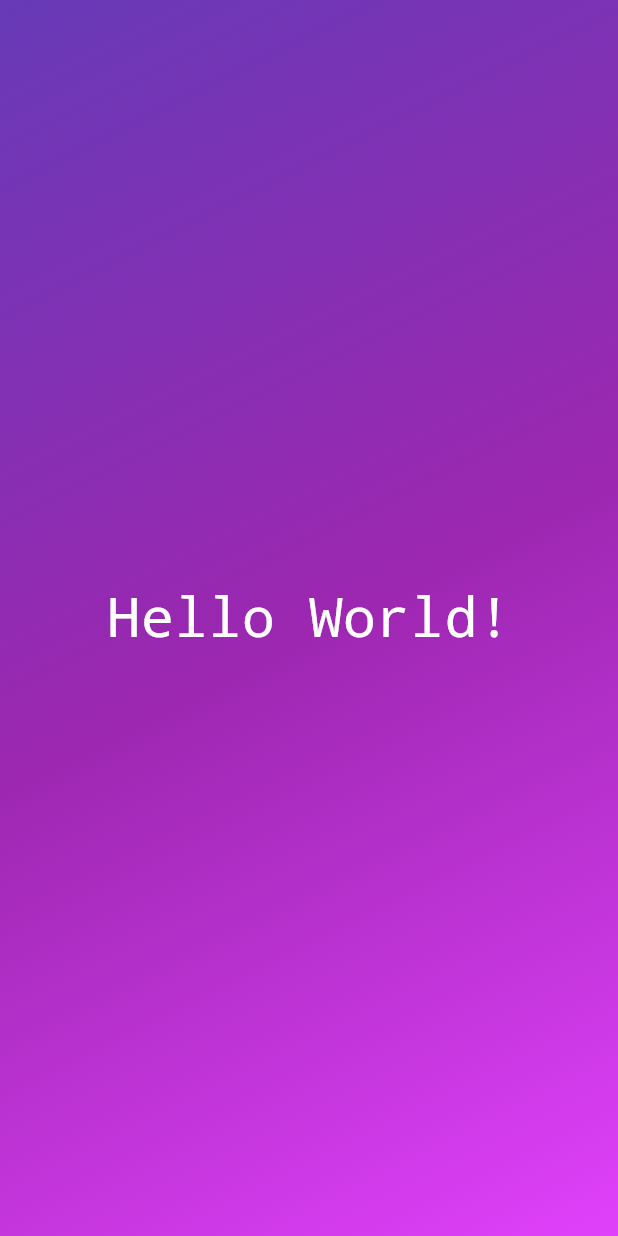
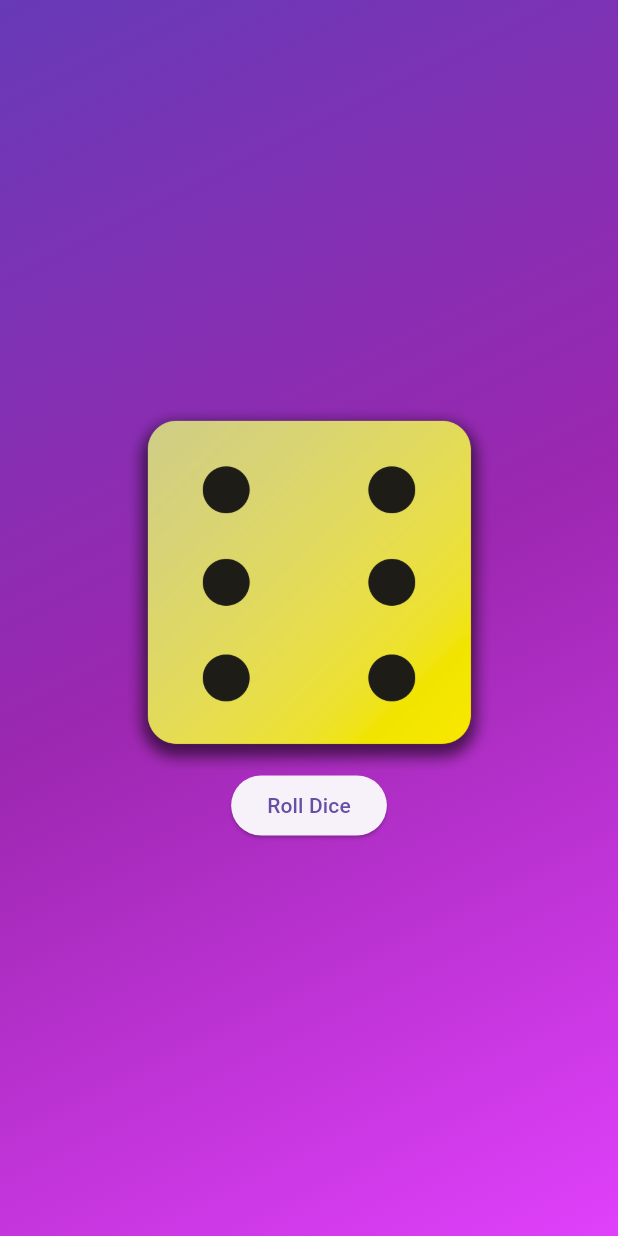
Before and after one commit to NETOXSreserva/dice_app, a Flutter app: the screen it shows after launch, on a phone screen of 412 x 824 dp. Run offline on Flutter 3.47's test engine with Material 3 defaults, Android fonts, the phone set to English and light mode, and no system bars.

Commit message:
button added

```diff
--- a/lib/gradient_container.dart
+++ b/lib/gradient_container.dart
@@ -1,5 +1,4 @@
 import 'package:flutter/material.dart';
-import 'package:first_app/styled_text.dart';
 
 const startAlignment = Alignment.topLeft;
 const endAlignment = Alignment.bottomRight;
@@ -7,6 +6,10 @@ const endAlignment = Alignment.bottomRight;
 class GradientContainer extends StatelessWidget {
   const GradientContainer(this.colors, {super.key});
   final List<Color> colors;
+
+  void rollDice() {
+
+  }
 
   @override
   Widget build(BuildContext context) {
@@ -18,8 +21,20 @@ class GradientContainer extends StatelessWidget {
           end: endAlignment,
         ),
       ),
-      child: const Center(
-        child: StyledText('Hello World!'),
+      child: Center(
+        child: Column(
+          mainAxisAlignment: MainAxisAlignment.center,
+          children: [
+            Image.asset(
+                'assets/dice-images/dice-6.png',
+                width: 250
+            ),
+            ElevatedButton(
+                onPressed: rollDice,
+                child: const Text('Roll Dice')
+            )
+          ],
+        ),
       ),
     );
   }
```
Also changed, not shown: pubspec.yaml (+9 -3 lines).
